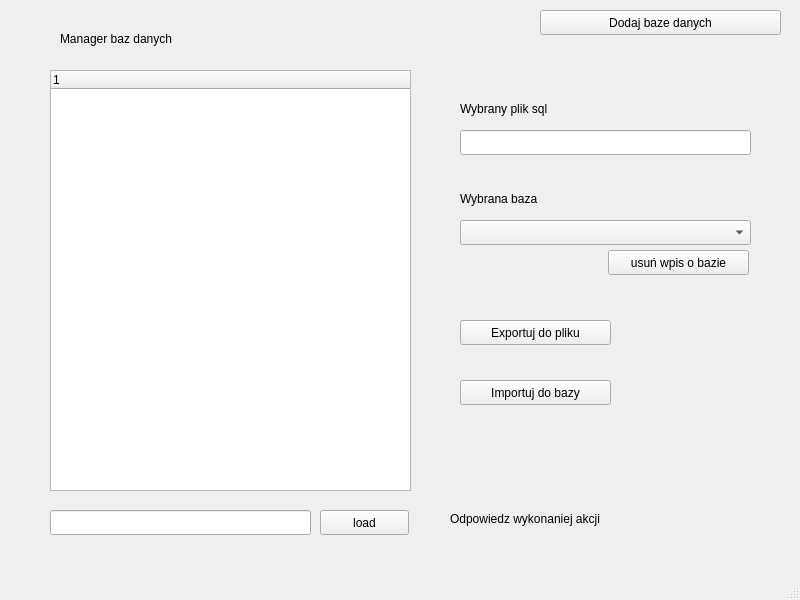
This is views/main.ui in dsamsoniuk/db_manager as Qt 5 draws it before an edit. The edited form follows.
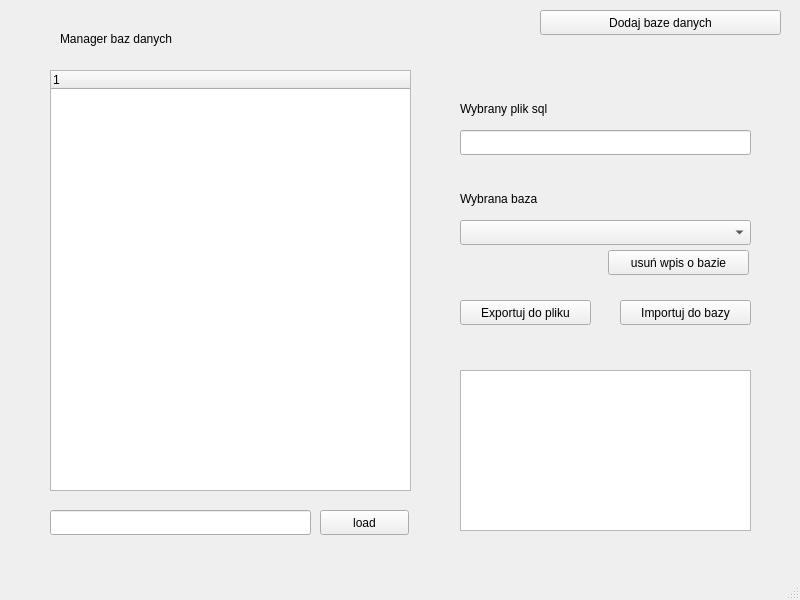
This is the edited form.

What changed in the file:
```diff
--- a/views/main.ui
+++ b/views/main.ui
@@ -92,8 +92,8 @@
     <property name="geometry">
      <rect>
       <x>460</x>
-      <y>320</y>
-      <width>151</width>
+      <y>300</y>
+      <width>131</width>
       <height>25</height>
      </rect>
     </property>
@@ -104,9 +104,9 @@
    <widget class="QPushButton" name="btnImport">
     <property name="geometry">
      <rect>
-      <x>460</x>
-      <y>380</y>
-      <width>151</width>
+      <x>620</x>
+      <y>300</y>
+      <width>131</width>
       <height>25</height>
      </rect>
     </property>
@@ -150,19 +150,6 @@
      <string>Wybrany plik sql</string>
     </property>
    </widget>
-   <widget class="QLabel" name="message">
-    <property name="geometry">
-     <rect>
-      <x>450</x>
-      <y>510</y>
-      <width>271</width>
-      <height>17</height>
-     </rect>
-    </property>
-    <property name="text">
-     <string>Odpowiedz wykonaniej akcji</string>
-    </property>
-   </widget>
    <widget class="QPushButton" name="btnDeleteRecordDb">
     <property name="geometry">
      <rect>
@@ -176,6 +163,16 @@
      <string>usuń wpis o bazie</string>
     </property>
    </widget>
+   <widget class="QTextBrowser" name="textBrowser">
+    <property name="geometry">
+     <rect>
+      <x>460</x>
+      <y>370</y>
+      <width>291</width>
+      <height>161</height>
+     </rect>
+    </property>
+   </widget>
   </widget>
   <widget class="QMenuBar" name="menubar">
    <property name="geometry">
```
